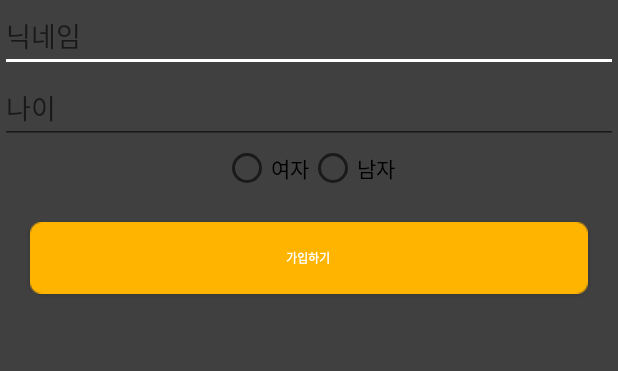
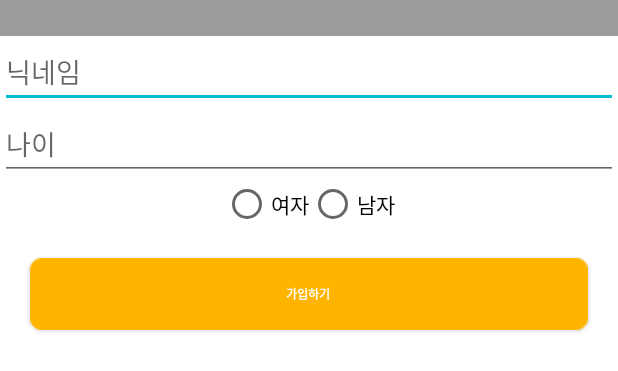
Before and after one commit to doverpv/Ssumnow, an Android app: the layout signup.xml on its own in the app's theme, with its tools: preview values and no code run, on a phone screen of 412 x 824 dp. Shown: the top 371 px of the screen. Run offline under Robolectric (Android 15) with nearby library versions, the phone set to English and light mode, and no system bars.

```diff
--- a/app/src/main/res/drawable/selector_tab1.xml
+++ b/app/src/main/res/drawable/selector_tab1.xml
@@ -5,5 +5,5 @@
         android:drawable="@drawable/tab1" />
     <item
         android:state_selected="false"
-        android:drawable="@drawable/tab1_transparant50" />
+        android:drawable="@drawable/tab1_transparant40" />
  </selector>
--- a/app/src/main/res/drawable/selector_tab2.xml
+++ b/app/src/main/res/drawable/selector_tab2.xml
@@ -5,5 +5,5 @@
         android:drawable="@drawable/tab2" />
     <item
         android:state_selected="false"
-        android:drawable="@drawable/tab2_transparant50" />
+        android:drawable="@drawable/tab2_transparant40" />
 </selector>
--- a/app/src/main/res/drawable/selector_tab3.xml
+++ b/app/src/main/res/drawable/selector_tab3.xml
@@ -5,5 +5,5 @@
         android:drawable="@drawable/tab3" />
     <item
         android:state_selected="false"
-        android:drawable="@drawable/tab3_transparant50" />
+        android:drawable="@drawable/tab3_transparant40" />
 </selector>
--- a/app/src/main/res/layout/signup.xml
+++ b/app/src/main/res/layout/signup.xml
@@ -1,13 +1,20 @@
 <?xml version="1.0" encoding="utf-8"?>
 <RelativeLayout xmlns:android="http://schemas.android.com/apk/res/android"
-    android:background="@color/color1"
+    android:background="#ffffff"
     android:layout_width="match_parent" android:layout_height="match_parent">
+
+    <FrameLayout
+        android:layout_width="match_parent"
+        android:layout_height="24dp"
+        android:id="@+id/toolbar_frame"
+        android:background="#64000000"
+        />
 
     <EditText
         android:layout_width="wrap_content"
         android:layout_height="wrap_content"
         android:id="@+id/name"
-        android:layout_alignParentTop="true"
+        android:layout_below="@+id/toolbar_frame"
         android:layout_alignParentLeft="true"
         android:layout_alignParentStart="true"
         android:layout_alignParentRight="true"
--- a/app/src/main/res/values/colors.xml
+++ b/app/src/main/res/values/colors.xml
@@ -1,8 +1,10 @@
 <?xml version="1.0" encoding="utf-8"?>
 <resources>
-    <color name="colorPrimary">#e52d27</color>
-    <color name="colorPrimaryDark">#ff0000</color>
-    <color name="colorAccent">#FFFFFF</color>
+    <color name="colorPrimary">#e91e63</color>
+    <color name="colorPrimaryDark">#AD1457</color>
+    <color name="colorAccent">#00BCD4</color>
+
+    <color name="greyFont">#78000000</color>
 
     <!-- NEW DISIGN -->
     <color name="color1">#404040</color>
@@ -15,7 +17,4 @@
     <color name="color8">#4A4A4C</color>
     <color name="color9">#BDD1DC</color>
 
-    <color name="tab_background">#e52d27</color>
-    <color name="tab_focus">#FFFFFF</color>
-    <color name="tab_text">#64ffffff</color>
 </resources>
--- a/app/src/main/res/values/strings.xml
+++ b/app/src/main/res/values/strings.xml
@@ -1,5 +1,5 @@
 <resources>
-    <string name="app_name">Ssumnow</string>
+    <string name="app_name">썸나우</string>
     <string name="action_settings">Settings</string>
     <string name="section_format">Hello World from section: %1$d</string>
     <string name="tab1_name">Ssumnow</string>
```
Also changed, not shown: app/src/main/res/layout/activity_main.xml (+4 -6 lines), app/src/main/res/layout/login.xml (+17 -1 lines), app/src/main/res/drawable/btn_b_press.9.png.
